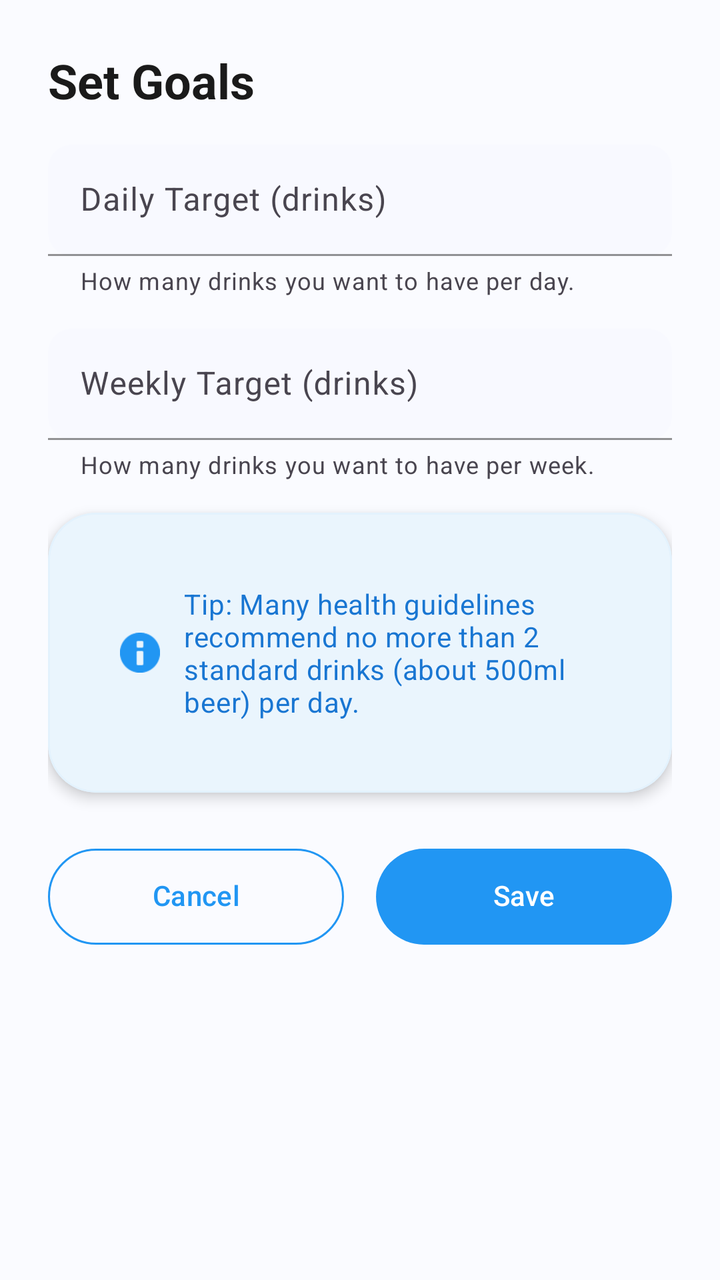
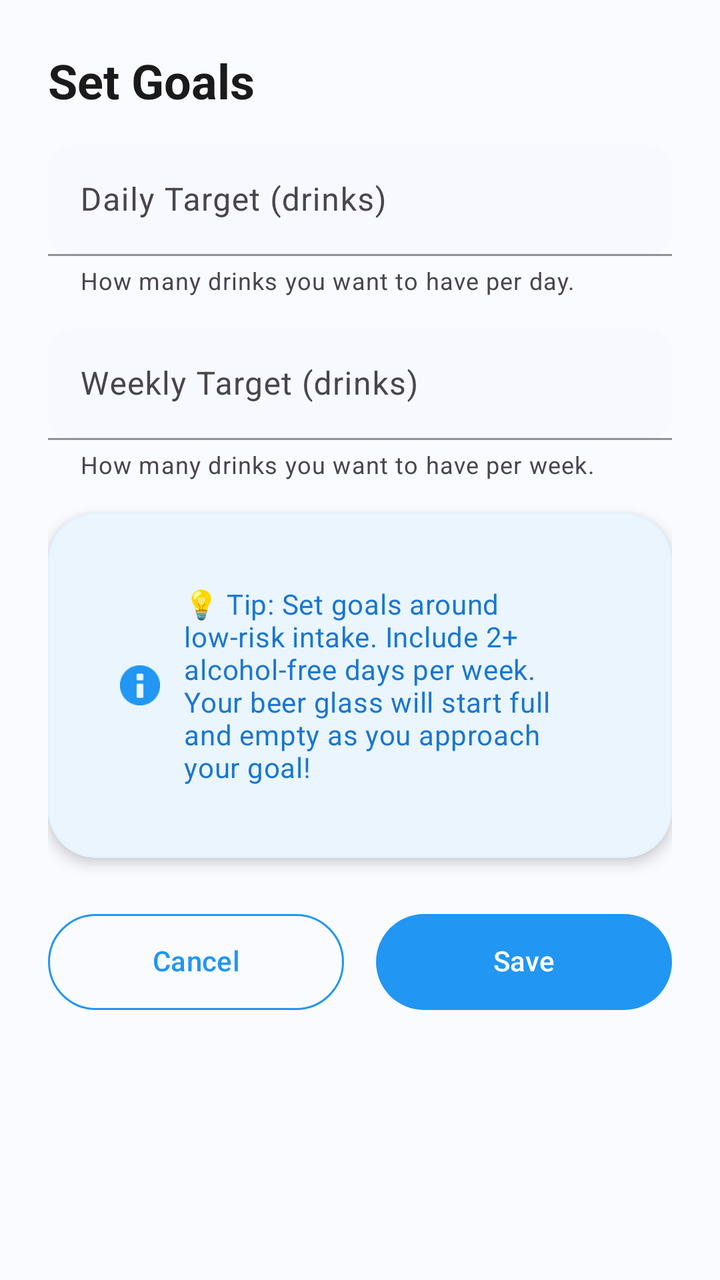

Compare the two renders of this Android layout. The source of the first and the diff that turns it into the second are given below.
<!-- AndroidManifest.xml: application theme Theme.BrewLog -->
<!-- res/layout/dialog_set_goals.xml -->
<?xml version="1.0" encoding="utf-8"?>
<LinearLayout xmlns:android="http://schemas.android.com/apk/res/android"
    xmlns:app="http://schemas.android.com/apk/res-auto"
    android:layout_width="match_parent"
    android:layout_height="wrap_content"
    android:orientation="vertical"
    android:padding="24dp"
    android:background="@color/background">

    <TextView
        android:layout_width="wrap_content"
        android:layout_height="wrap_content"
        android:text="Set Goals"
        android:textAppearance="@style/TextAppearance.BrewLog.Headline"
        android:layout_marginBottom="16dp" />

    <com.google.android.material.textfield.TextInputLayout
        android:id="@+id/layout_daily_goal"
        android:layout_width="match_parent"
        android:layout_height="wrap_content"
        android:hint="Daily Target (drinks)"
        app:helperText="How many drinks you want to have per day."
        style="?attr/textInputStyle"
        app:boxBackgroundMode="filled"
        app:boxBackgroundColor="@color/input_background"
        app:hintTextColor="@color/text_hint"
        android:layout_marginBottom="16dp">

        <com.google.android.material.textfield.TextInputEditText
            android:id="@+id/et_daily_goal"
            android:layout_width="match_parent"
            android:layout_height="wrap_content"
            android:inputType="number"
            android:textColor="@color/text_on_surface"
            android:textColorHint="@color/text_hint" />
    </com.google.android.material.textfield.TextInputLayout>

    <com.google.android.material.textfield.TextInputLayout
        android:id="@+id/layout_weekly_goal"
        android:layout_width="match_parent"
        android:layout_height="wrap_content"
        android:hint="Weekly Target (drinks)"
        app:helperText="How many drinks you want to have per week."
        style="?attr/textInputStyle"
        app:boxBackgroundMode="filled"
        app:boxBackgroundColor="@color/input_background"
        app:hintTextColor="@color/text_hint"
        android:layout_marginBottom="16dp">

        <com.google.android.material.textfield.TextInputEditText
            android:id="@+id/et_weekly_goal"
            android:layout_width="match_parent"
            android:layout_height="wrap_content"
            android:inputType="number"
            android:textColor="@color/text_on_surface"
            android:textColorHint="@color/text_hint" />
    </com.google.android.material.textfield.TextInputLayout>

    
    <com.google.android.material.card.MaterialCardView
        android:layout_width="match_parent"
        android:layout_height="wrap_content"
        android:layout_marginBottom="24dp"
        style="@style/Widget.BrewLog.Card">

        <LinearLayout
            android:layout_width="match_parent"
            android:layout_height="wrap_content"
            android:gravity="center_vertical"
            android:orientation="horizontal"
            android:padding="16dp">

            <ImageView
                android:layout_width="20dp"
                android:layout_height="20dp"
                android:layout_marginEnd="12dp"
                android:src="@android:drawable/ic_dialog_info"
                app:tint="@color/blue_500" />

            <TextView
                android:layout_width="0dp"
                android:layout_height="wrap_content"
                android:layout_weight="1"
                android:text="Tip: Many health guidelines recommend no more than 2 standard drinks (about 500ml beer) per day."
                android:textAppearance="@style/TextAppearance.BrewLog.Caption"
                android:textColor="@color/blue_700" />

        </LinearLayout>

    </com.google.android.material.card.MaterialCardView>

    
    <LinearLayout
        android:layout_width="match_parent"
        android:layout_height="wrap_content"
        android:orientation="horizontal">

        <com.google.android.material.button.MaterialButton
            android:id="@+id/btn_cancel"
            android:layout_width="0dp"
            android:layout_height="56dp"
            android:layout_marginEnd="8dp"
            android:layout_weight="1"
            android:text="Cancel"
            style="@style/Widget.BrewLog.Button.Outlined" />

        <com.google.android.material.button.MaterialButton
            android:id="@+id/btn_save"
            android:layout_width="0dp"
            android:layout_height="56dp"
            android:layout_marginStart="8dp"
            android:layout_weight="1"
            android:text="Save"
            style="@style/Widget.BrewLog.Button" />

    </LinearLayout>

</LinearLayout>
<!-- resources referenced by this layout -->
<resources>
  <color name="background">#FAFBFF</color>
  <color name="blue_500">#2196F3</color>
  <color name="blue_700">#1976D2</color>
  <color name="input_background">#F8F9FF</color>
  <color name="text_hint">#BDBDBD</color>
  <color name="text_on_surface">#1A1A1A</color>
  <style name="TextAppearance.BrewLog.Caption" parent="TextAppearance.Material3.BodyMedium">
          <item name="android:textColor">@color/text_hint</item>
          <item name="android:textSize">14sp</item>
      </style>
  <style name="TextAppearance.BrewLog.Headline" parent="TextAppearance.Material3.HeadlineMedium">
          <item name="android:textColor">@color/text_primary</item>
          <item name="android:textSize">24sp</item>
          <item name="android:textStyle">bold</item>
      </style>
  <style name="Widget.BrewLog.Button" parent="Widget.Material3.Button">
          <item name="android:textColor">@color/white</item>
          <item name="backgroundTint">@color/blue_500</item>
          <item name="cornerRadius">24dp</item>
          <item name="android:paddingStart">24dp</item>
          <item name="android:paddingEnd">24dp</item>
          <item name="android:paddingTop">12dp</item>
          <item name="android:paddingBottom">12dp</item>
          <item name="android:textSize">14sp</item>
          <item name="android:fontFamily">sans-serif-medium</item>
          <item name="android:textStyle">normal</item>
          <item name="android:includeFontPadding">false</item>
      </style>
  <style name="Widget.BrewLog.Button.Outlined" parent="Widget.Material3.Button.OutlinedButton">
          <item name="android:textColor">@color/blue_500</item>
          <item name="strokeColor">@color/blue_500</item>
          <item name="cornerRadius">24dp</item>
          <item name="android:paddingStart">24dp</item>
          <item name="android:paddingEnd">24dp</item>
          <item name="android:paddingTop">12dp</item>
          <item name="android:paddingBottom">12dp</item>
          <item name="android:textSize">14sp</item>
          <item name="android:fontFamily">sans-serif-medium</item>
          <item name="android:textStyle">normal</item>
          <item name="android:includeFontPadding">false</item>
      </style>
  <style name="Widget.BrewLog.Card" parent="Widget.Material3.CardView.Elevated">
          <item name="cardBackgroundColor">@color/card_background</item>
          <item name="cardElevation">4dp</item>
          <item name="cardCornerRadius">24dp</item>
          <item name="contentPadding">20dp</item>
          <item name="strokeColor">@color/border</item>
          <item name="strokeWidth">1dp</item>
      </style>
  <color name="text_primary">#1A1A1A</color>
  <color name="white">#FFFFFF</color>
  <color name="card_background">#FFFFFF</color>
  <color name="border">#E3F2FD</color>
  <color name="accent">#03DAC6</color>
  <color name="accent_dark">#018786</color>
  <color name="black">#000000</color>
  <color name="surface">#FFFFFF</color>
  <color name="surface_variant">#F5F7FF</color>
  <color name="text_secondary">#666666</color>
  <style name="Widget.BrewLog.TextInputLayout.OutlinedBox" parent="Widget.Material3.TextInputLayout.OutlinedBox">
          <item name="boxBackgroundMode">filled</item>
          <item name="boxBackgroundColor">@color/input_background</item>
          <item name="boxCornerRadiusBottomEnd">12dp</item>
          <item name="boxCornerRadiusBottomStart">12dp</item>
          <item name="boxCornerRadiusTopEnd">12dp</item>
          <item name="boxCornerRadiusTopStart">12dp</item>
          <item name="boxStrokeColor">@color/blue_500</item>
          <item name="hintTextColor">@color/blue_500</item>
      </style>
  <!-- unchanged entries left out for length: 1 -->
</resources>

<!-- the commit's change to res/layout/dialog_set_goals.xml (unified diff, before → after) -->
@@ -81,7 +81,7 @@
                 android:layout_width="0dp"
                 android:layout_height="wrap_content"
                 android:layout_weight="1"
-                android:text="Tip: Many health guidelines recommend no more than 2 standard drinks (about 500ml beer) per day."
+                android:text="💡 Tip: Set goals around low-risk intake. Include 2+ alcohol-free days per week. Your beer glass will start full and empty as you approach your goal!"
                 android:textAppearance="@style/TextAppearance.BrewLog.Caption"
                 android:textColor="@color/blue_700" />
 
